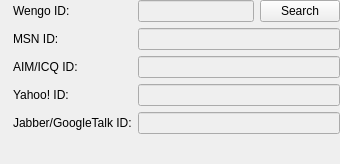
First picture: the form in wengophone/src/presentation/qt/imcontact/SimpleIMContactManager.ui, repository tkrotoff/WengoPhone, before the edit.
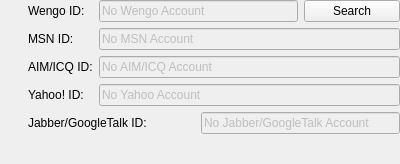
Second picture: the form after the edit. Icons and pictures are not drawn.

Commit message: - Revert on QtSimpleIMAccountManager - Changes inside QtToolBar.cpp about widget parent stuff -> still a bug with the search window

Patch:
```diff
--- a/wengophone/src/presentation/qt/imcontact/SimpleIMContactManager.ui
+++ b/wengophone/src/presentation/qt/imcontact/SimpleIMContactManager.ui
@@ -8,7 +8,7 @@
    <rect>
     <x>0</x>
     <y>0</y>
-    <width>340</width>
+    <width>400</width>
     <height>164</height>
    </rect>
   </property>
@@ -19,7 +19,42 @@
    <property name="spacing" >
     <number>6</number>
    </property>
-   <item row="5" column="2" >
+   <item row="4" column="3" colspan="2" >
+    <widget class="QLineEdit" name="jabberLineEdit" >
+     <property name="enabled" >
+      <bool>false</bool>
+     </property>
+     <property name="text" >
+      <string>No Jabber/GoogleTalk Account</string>
+     </property>
+    </widget>
+   </item>
+   <item row="4" column="1" colspan="2" >
+    <widget class="QLabel" name="label_9" >
+     <property name="sizePolicy" >
+      <sizepolicy>
+       <hsizetype>0</hsizetype>
+       <vsizetype>5</vsizetype>
+       <horstretch>0</horstretch>
+       <verstretch>0</verstretch>
+      </sizepolicy>
+     </property>
+     <property name="text" >
+      <string>Jabber/GoogleTalk ID:</string>
+     </property>
+    </widget>
+   </item>
+   <item row="0" column="4" >
+    <widget class="QPushButton" name="searchWengoContactButton" >
+     <property name="text" >
+      <string>Search</string>
+     </property>
+     <property name="icon" >
+      <iconset resource="../wengophone.qrc" >:/pics/iconbar/search_contact.png</iconset>
+     </property>
+    </widget>
+   </item>
+   <item row="5" column="3" >
     <spacer>
      <property name="orientation" >
       <enum>Qt::Vertical</enum>
@@ -32,76 +67,16 @@
      </property>
     </spacer>
    </item>
-   <item row="4" column="2" colspan="2" >
-    <widget class="QLineEdit" name="jabberLineEdit" >
-     <property name="enabled" >
-      <bool>false</bool>
+   <item row="0" column="0" >
+    <widget class="QLabel" name="wengoLabel" >
+     <property name="maximumSize" >
+      <size>
+       <width>22</width>
+       <height>22</height>
+      </size>
      </property>
-    </widget>
-   </item>
-   <item row="0" column="3" >
-    <widget class="QPushButton" name="searchWengoContactButton" >
-     <property name="text" >
-      <string>Search</string>
-     </property>
-     <property name="icon" >
-      <iconset resource="../wengophone.qrc" >:/pics/iconbar/search_contact.png</iconset>
-     </property>
-    </widget>
-   </item>
-   <item row="1" column="1" >
-    <widget class="QLabel" name="label_4" >
-     <property name="text" >
-      <string>MSN ID:</string>
-     </property>
-    </widget>
-   </item>
-   <item row="1" column="2" colspan="2" >
-    <widget class="QLineEdit" name="msnLineEdit" >
-     <property name="enabled" >
-      <bool>false</bool>
-     </property>
-    </widget>
-   </item>
-   <item row="4" column="0" >
-    <widget class="QLabel" name="jabberLabel" >
      <property name="pixmap" >
-      <pixmap resource="../wengophone.qrc" >:/pics/protocols/jabber_off.png</pixmap>
-     </property>
-    </widget>
-   </item>
-   <item row="2" column="0" >
-    <widget class="QLabel" name="aimLabel" >
-     <property name="pixmap" >
-      <pixmap resource="../wengophone.qrc" >:/pics/protocols/aim_off.png</pixmap>
-     </property>
-    </widget>
-   </item>
-   <item row="2" column="2" colspan="2" >
-    <widget class="QLineEdit" name="aimLineEdit" >
-     <property name="enabled" >
-      <bool>false</bool>
-     </property>
-    </widget>
-   </item>
-   <item row="2" column="1" >
-    <widget class="QLabel" name="label_7" >
-     <property name="text" >
-      <string>AIM/ICQ ID:</string>
-     </property>
-    </widget>
-   </item>
-   <item row="3" column="2" colspan="2" >
-    <widget class="QLineEdit" name="yahooLineEdit" >
-     <property name="enabled" >
-      <bool>false</bool>
-     </property>
-    </widget>
-   </item>
-   <item row="0" column="2" >
-    <widget class="QLineEdit" name="wengoLineEdit" >
-     <property name="enabled" >
-      <bool>false</bool>
+      <pixmap resource="../wengophone.qrc" >:/pics/protocols/wengo_off.png</pixmap>
      </property>
     </widget>
    </item>
@@ -121,15 +96,30 @@
    </item>
    <item row="0" column="1" >
     <widget class="QLabel" name="label_2" >
+     <property name="sizePolicy" >
+      <sizepolicy>
+       <hsizetype>0</hsizetype>
+       <vsizetype>5</vsizetype>
+       <horstretch>0</horstretch>
+       <verstretch>0</verstretch>
+      </sizepolicy>
+     </property>
      <property name="text" >
       <string>Wengo ID:</string>
      </property>
     </widget>
    </item>
-   <item row="4" column="1" >
-    <widget class="QLabel" name="label_9" >
+   <item row="1" column="1" >
+    <widget class="QLabel" name="label_4" >
      <property name="text" >
-      <string>Jabber/GoogleTalk ID:</string>
+      <string>MSN ID:</string>
+     </property>
+    </widget>
+   </item>
+   <item row="2" column="1" >
+    <widget class="QLabel" name="label_7" >
+     <property name="text" >
+      <string>AIM/ICQ ID:</string>
      </property>
     </widget>
    </item>
@@ -140,10 +130,43 @@
      </property>
     </widget>
    </item>
-   <item row="0" column="0" >
-    <widget class="QLabel" name="wengoLabel" >
-     <property name="pixmap" >
-      <pixmap resource="../wengophone.qrc" >:/pics/protocols/wengo_off.png</pixmap>
+   <item row="2" column="2" colspan="3" >
+    <widget class="QLineEdit" name="aimLineEdit" >
+     <property name="enabled" >
+      <bool>false</bool>
+     </property>
+     <property name="text" >
+      <string>No AIM/ICQ Account</string>
+     </property>
+    </widget>
+   </item>
+   <item row="1" column="2" colspan="3" >
+    <widget class="QLineEdit" name="msnLineEdit" >
+     <property name="enabled" >
+      <bool>false</bool>
+     </property>
+     <property name="text" >
+      <string>No MSN Account</string>
+     </property>
+    </widget>
+   </item>
+   <item row="0" column="2" colspan="2" >
+    <widget class="QLineEdit" name="wengoLineEdit" >
+     <property name="enabled" >
+      <bool>false</bool>
+     </property>
+     <property name="text" >
+      <string>No Wengo Account</string>
+     </property>
+    </widget>
+   </item>
+   <item row="3" column="2" colspan="3" >
+    <widget class="QLineEdit" name="yahooLineEdit" >
+     <property name="enabled" >
+      <bool>false</bool>
+     </property>
+     <property name="text" >
+      <string>No Yahoo Account</string>
      </property>
     </widget>
    </item>
```
Left out of the diff: 14 changed lines with no effect on the pictures. The commit also changes 19 other files.
